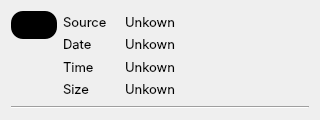
Old version of the form custom_widgets/videoCardInfo/VideoCardInfo.ui in the repository elmhadji/AccessController.
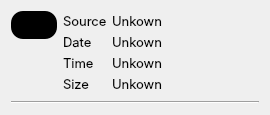
New version of the form. Icons and pictures are not drawn.

Commit message: -Improve video card ui

Diff of the .ui file:
```diff
--- a/custom_widgets/videoCardInfo/VideoCardInfo.ui
+++ b/custom_widgets/videoCardInfo/VideoCardInfo.ui
@@ -6,14 +6,14 @@
    <rect>
     <x>0</x>
     <y>0</y>
-    <width>320</width>
-    <height>120</height>
+    <width>270</width>
+    <height>115</height>
    </rect>
   </property>
   <property name="minimumSize">
    <size>
-    <width>320</width>
-    <height>120</height>
+    <width>270</width>
+    <height>115</height>
    </size>
   </property>
   <property name="windowTitle">
```
The commit also changes 1 other file.
